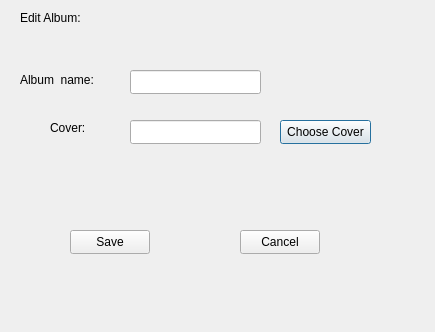
This is editalbumdialog.ui in Kiana-hash/MusicAppQt as Qt 5 draws it before an edit. The edited form follows.
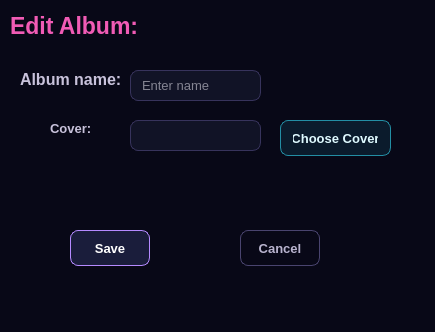
This is the edited form.

Commit message: made the ui stylish with stylesheets and added resource file for  background images inside app

```diff
--- a/editalbumdialog.ui
+++ b/editalbumdialog.ui
@@ -13,27 +13,380 @@
   <property name="windowTitle">
    <string>Dialog</string>
   </property>
+  <property name="styleSheet">
+   <string notr="true">/* =========================================
+   SHARED DARK SYNTHWAVE FOUNDATION
+   ========================================= */
+
+QWidget {
+    color: #F7F5FF;
+    font-family: &quot;Segoe UI&quot;;
+    font-size: 10pt;
+}
+
+QDialog,
+QMainWindow {
+    background-color: #080817;
+}
+
+/* ---------- Labels ---------- */
+
+QLabel {
+    color: #F7F5FF;
+    background-color: transparent;
+}
+
+/* ---------- Text inputs ---------- */
+
+QLineEdit,
+QTextEdit,
+QSpinBox,
+QComboBox {
+    color: #F7F5FF;
+    background-color: rgba(17, 19, 39, 235);
+
+    border: 1px solid #37335C;
+    border-radius: 8px;
+
+    padding: 6px 9px;
+
+    selection-background-color: #8B5CF6;
+    selection-color: white;
+}
+
+QLineEdit:hover,
+QTextEdit:hover,
+QSpinBox:hover,
+QComboBox:hover {
+    border-color: #625A92;
+}
+
+QLineEdit:focus,
+QTextEdit:focus,
+QSpinBox:focus,
+QComboBox:focus {
+    background-color: #151831;
+    border: 1px solid #27D7F2;
+}
+
+QLineEdit:disabled,
+QTextEdit:disabled,
+QSpinBox:disabled,
+QComboBox:disabled {
+    color: #686581;
+    background-color: #0E1022;
+    border-color: #25233D;
+}
+
+/* ---------- Combo box ---------- */
+
+QComboBox::drop-down {
+    width: 25px;
+    border: none;
+}
+
+QComboBox QAbstractItemView {
+    color: #F7F5FF;
+    background-color: #14162D;
+
+    border: 1px solid #534B82;
+    border-radius: 7px;
+
+    padding: 4px;
+    outline: none;
+
+    selection-color: white;
+    selection-background-color: #734BD1;
+}
+
+/* ---------- Buttons ---------- */
+
+QPushButton {
+    min-height: 30px;
+
+    color: #F7F5FF;
+    background-color: #1A1D3B;
+
+    border: 1px solid #49446F;
+    border-radius: 8px;
+
+    padding: 2px 12px;
+
+    font-weight: 600;
+}
+
+QPushButton:hover {
+    background-color: #27264D;
+    border-color: #9B7CFF;
+}
+
+QPushButton:pressed {
+    background-color: #342A68;
+    border-color: #F15BB5;
+}
+
+QPushButton:focus {
+    border-color: #27D7F2;
+}
+
+QPushButton:disabled {
+    color: #686581;
+    background-color: #101225;
+    border-color: #282640;
+}
+
+/* ---------- Lists ---------- */
+
+QListWidget {
+    color: #F7F5FF;
+    background-color: rgba(14, 16, 35, 238);
+
+    border: 1px solid #302D52;
+    border-radius: 12px;
+
+    padding: 5px;
+    outline: none;
+}
+
+QListWidget::item {
+    min-height: 34px;
+
+    margin: 2px;
+    padding: 6px 9px;
+
+    border-radius: 8px;
+}
+
+QListWidget::item:hover {
+    background-color: rgba(93, 68, 157, 125);
+}
+
+QListWidget::item:selected {
+    color: white;
+    background-color: #6842C2;
+}
+
+/* ---------- Scrollbars ---------- */
+
+QScrollBar:vertical {
+    width: 10px;
+
+    background-color: transparent;
+
+    margin: 5px 2px 5px 0;
+}
+
+QScrollBar::handle:vertical {
+    min-height: 30px;
+
+    background-color: #4C4477;
+    border-radius: 5px;
+}
+
+QScrollBar::handle:vertical:hover {
+    background-color: #8B5CF6;
+}
+
+QScrollBar::add-line:vertical,
+QScrollBar::sub-line:vertical,
+QScrollBar::add-page:vertical,
+QScrollBar::sub-page:vertical {
+    height: 0;
+    background-color: transparent;
+}
+
+/* ---------- Radio buttons ---------- */
+
+QRadioButton {
+    color: #D8D4EC;
+    spacing: 7px;
+}
+
+QRadioButton::indicator {
+    width: 15px;
+    height: 15px;
+
+    background-color: #111327;
+
+    border: 1px solid #625A92;
+    border-radius: 8px;
+}
+
+QRadioButton::indicator:hover {
+    border-color: #27D7F2;
+}
+
+QRadioButton::indicator:checked {
+    background-color: #F15BB5;
+    border: 4px solid #211B43;
+}
+
+/* ---------- Sliders ---------- */
+
+QSlider::groove:horizontal {
+    height: 6px;
+
+    background-color: #292642;
+    border-radius: 3px;
+}
+
+QSlider::sub-page:horizontal {
+    background: qlineargradient(
+        x1: 0,
+        y1: 0,
+        x2: 1,
+        y2: 0,
+        stop: 0 #27D7F2,
+        stop: 0.52 #8B5CF6,
+        stop: 1 #F15BB5
+    );
+
+    border-radius: 3px;
+}
+
+QSlider::add-page:horizontal {
+    background-color: #292642;
+    border-radius: 3px;
+}
+
+QSlider::handle:horizontal {
+    width: 15px;
+
+    margin: -5px 0;
+
+    background-color: #F7F5FF;
+
+    border: 2px solid #A66CFF;
+    border-radius: 8px;
+}
+
+QSlider::handle:horizontal:hover {
+    background-color: #27D7F2;
+    border-color: white;
+}
+
+/* ---------- Tooltips ---------- */
+
+QToolTip {
+    color: white;
+    background-color: #171A35;
+
+    border: 1px solid #8B5CF6;
+    border-radius: 5px;
+
+    padding: 5px;
+}
+
+/* ---------- Message boxes ---------- */
+
+QMessageBox {
+    background-color: #0D0F20;
+}
+
+QMessageBox QLabel {
+    min-width: 260px;
+    color: #F7F5FF;
+}
+
+QMessageBox QPushButton {
+    min-width: 84px;
+}
+
+/* EDIT ALBUM */
+
+QDialog#EditAlbumDialog {
+    background: qlineargradient(
+        x1: 0,
+        y1: 0,
+        x2: 1,
+        y2: 1,
+        stop: 0 #080817,
+        stop: 0.55 #11142D,
+        stop: 1 #21153B
+    );
+}
+
+QLabel#label_3 {
+    color: #F15BB5;
+
+    font-family: &quot;Bahnschrift&quot;;
+    font-size: 17pt;
+    font-weight: 700;
+}
+
+QLabel#label,
+QLabel#label_2 {
+    color: #C8C2DB;
+    font-weight: 600;
+}
+
+QPushButton#saveButton {
+    color: white;
+
+    background: qlineargradient(
+        x1: 0,
+        y1: 0,
+        x2: 1,
+        y2: 0,
+        stop: 0 #6941C6,
+        stop: 0.55 #8B5CF6,
+        stop: 1 #D946A5
+    );
+
+    border-color: #B58AFF;
+}
+
+QPushButton#saveButton:hover {
+    border-color: #27D7F2;
+}
+
+QPushButton#chooseCoverButton {
+    color: #DFFAFF;
+    background-color: rgba(39, 215, 242, 24);
+    border-color: #238EA4;
+}
+
+QPushButton#chooseCoverButton:hover {
+    color: #07151A;
+    background-color: #27D7F2;
+}
+
+QPushButton#cancelButton {
+    color: #B9B4CF;
+    background-color: transparent;
+}</string>
+  </property>
   <widget class="QLineEdit" name="albumNameLineEdit">
    <property name="geometry">
     <rect>
      <x>130</x>
      <y>70</y>
      <width>131</width>
-     <height>24</height>
+     <height>31</height>
     </rect>
    </property>
+   <property name="placeholderText">
+    <string>Enter name</string>
+   </property>
   </widget>
   <widget class="QLabel" name="label">
    <property name="geometry">
     <rect>
      <x>20</x>
      <y>70</y>
-     <width>81</width>
+     <width>101</width>
      <height>20</height>
     </rect>
    </property>
+   <property name="font">
+    <font>
+     <family>Segoe UI</family>
+     <pointsize>10</pointsize>
+     <fontweight>DemiBold</fontweight>
+    </font>
+   </property>
    <property name="text">
-    <string>Album  name: </string>
+    <string>&lt;html&gt;&lt;head/&gt;&lt;body&gt;&lt;p&gt;&lt;span style=&quot; font-size:12pt; font-weight:700;&quot;&gt;Album  name: &lt;/span&gt;&lt;/p&gt;&lt;/body&gt;&lt;/html&gt;</string>
    </property>
   </widget>
   <widget class="QLabel" name="label_2">
@@ -55,7 +408,7 @@
      <x>130</x>
      <y>120</y>
      <width>131</width>
-     <height>24</height>
+     <height>31</height>
     </rect>
    </property>
    <property name="readOnly">
@@ -67,8 +420,8 @@
     <rect>
      <x>280</x>
      <y>120</y>
-     <width>91</width>
-     <height>24</height>
+     <width>111</width>
+     <height>36</height>
     </rect>
    </property>
    <property name="text">
@@ -81,7 +434,7 @@
      <x>240</x>
      <y>230</y>
      <width>80</width>
-     <height>24</height>
+     <height>36</height>
     </rect>
    </property>
    <property name="text">
@@ -94,7 +447,7 @@
      <x>70</x>
      <y>230</y>
      <width>80</width>
-     <height>24</height>
+     <height>36</height>
     </rect>
    </property>
    <property name="text">
@@ -104,10 +457,10 @@
   <widget class="QLabel" name="label_3">
    <property name="geometry">
     <rect>
-     <x>20</x>
-     <y>10</y>
-     <width>71</width>
-     <height>16</height>
+     <x>10</x>
+     <y>15</y>
+     <width>161</width>
+     <height>21</height>
     </rect>
    </property>
    <property name="text">
```
The commit also changes 25 other files.
